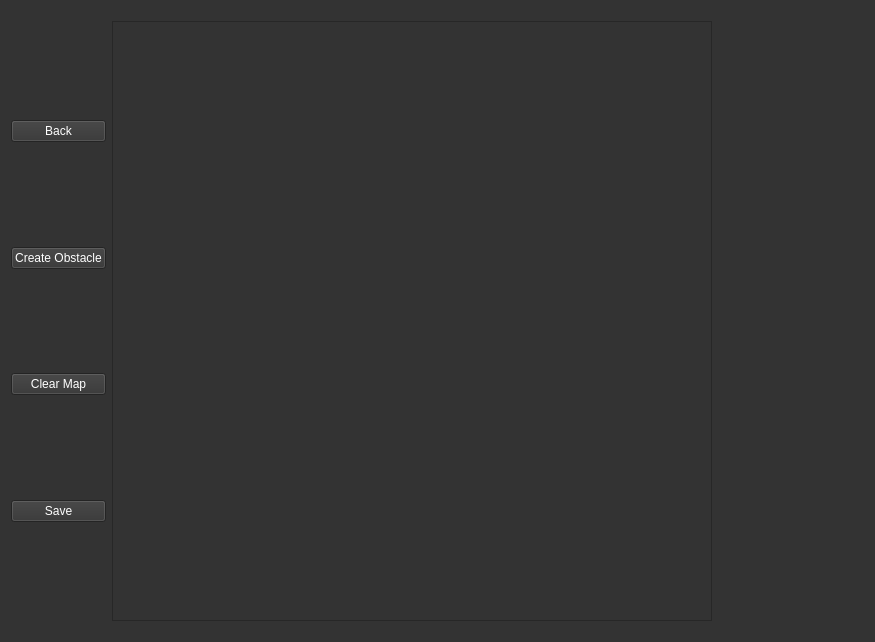
This is ui/interfacemap.ui in woofiwaffle/Route-Map as Qt 5 draws it before an edit. The edited form follows.
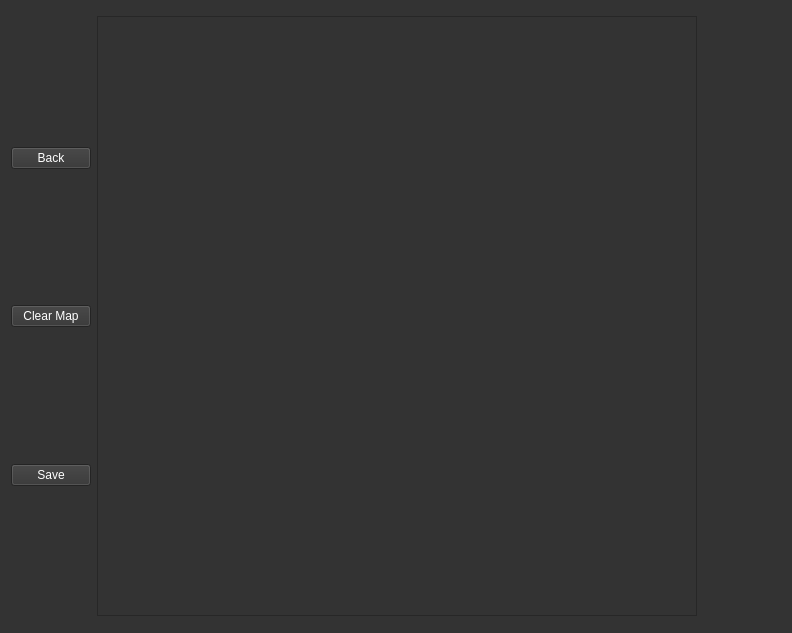
This is the edited form.

```diff
--- a/ui/interfacemap.ui
+++ b/ui/interfacemap.ui
@@ -6,8 +6,8 @@
    <rect>
     <x>0</x>
     <y>0</y>
-    <width>875</width>
-    <height>642</height>
+    <width>792</width>
+    <height>633</height>
    </rect>
   </property>
   <property name="minimumSize">
@@ -27,6 +27,19 @@
   <layout class="QFormLayout" name="formLayout">
    <item row="0" column="0">
     <layout class="QGridLayout" name="gridLayout">
+     <item row="6" column="0">
+      <spacer name="verticalSpacer_3">
+       <property name="orientation">
+        <enum>Qt::Vertical</enum>
+       </property>
+       <property name="sizeHint" stdset="0">
+        <size>
+         <width>20</width>
+         <height>40</height>
+        </size>
+       </property>
+      </spacer>
+     </item>
      <item row="1" column="0">
       <spacer name="verticalSpacer_4">
        <property name="orientation">
@@ -40,20 +53,14 @@
        </property>
       </spacer>
      </item>
-     <item row="3" column="0">
-      <spacer name="verticalSpacer">
-       <property name="orientation">
-        <enum>Qt::Vertical</enum>
+     <item row="2" column="0">
+      <widget class="QPushButton" name="button_Back">
+       <property name="text">
+        <string>Back</string>
        </property>
-       <property name="sizeHint" stdset="0">
-        <size>
-         <width>20</width>
-         <height>40</height>
-        </size>
-       </property>
-      </spacer>
+      </widget>
      </item>
-     <item row="12" column="0">
+     <item row="10" column="0">
       <spacer name="verticalSpacer_5">
        <property name="orientation">
         <enum>Qt::Vertical</enum>
@@ -66,20 +73,27 @@
        </property>
       </spacer>
      </item>
+     <item row="3" column="0">
+      <spacer name="verticalSpacer_2">
+       <property name="orientation">
+        <enum>Qt::Vertical</enum>
+       </property>
+       <property name="sizeHint" stdset="0">
+        <size>
+         <width>20</width>
+         <height>40</height>
+        </size>
+       </property>
+      </spacer>
+     </item>
      <item row="8" column="0">
-      <spacer name="verticalSpacer_3">
-       <property name="orientation">
-        <enum>Qt::Vertical</enum>
+      <widget class="QPushButton" name="button_Save">
+       <property name="text">
+        <string>Save</string>
        </property>
-       <property name="sizeHint" stdset="0">
-        <size>
-         <width>20</width>
-         <height>40</height>
-        </size>
-       </property>
-      </spacer>
+      </widget>
      </item>
-     <item row="6" column="0">
+     <item row="4" column="0">
       <widget class="QPushButton" name="button_ClearMap">
        <property name="locale">
         <locale language="Russian" country="Belarus"/>
@@ -89,40 +103,6 @@
        </property>
       </widget>
      </item>
-     <item row="5" column="0">
-      <spacer name="verticalSpacer_2">
-       <property name="orientation">
-        <enum>Qt::Vertical</enum>
-       </property>
-       <property name="sizeHint" stdset="0">
-        <size>
-         <width>20</width>
-         <height>40</height>
-        </size>
-       </property>
-      </spacer>
-     </item>
-     <item row="4" column="0">
-      <widget class="QPushButton" name="button_CreateObstacle">
-       <property name="text">
-        <string>Create Obstacle</string>
-       </property>
-      </widget>
-     </item>
-     <item row="10" column="0">
-      <widget class="QPushButton" name="button_Save">
-       <property name="text">
-        <string>Save</string>
-       </property>
-      </widget>
-     </item>
-     <item row="2" column="0">
-      <widget class="QPushButton" name="button_Back">
-       <property name="text">
-        <string>Back</string>
-       </property>
-      </widget>
-     </item>
     </layout>
    </item>
    <item row="0" column="1">
```
